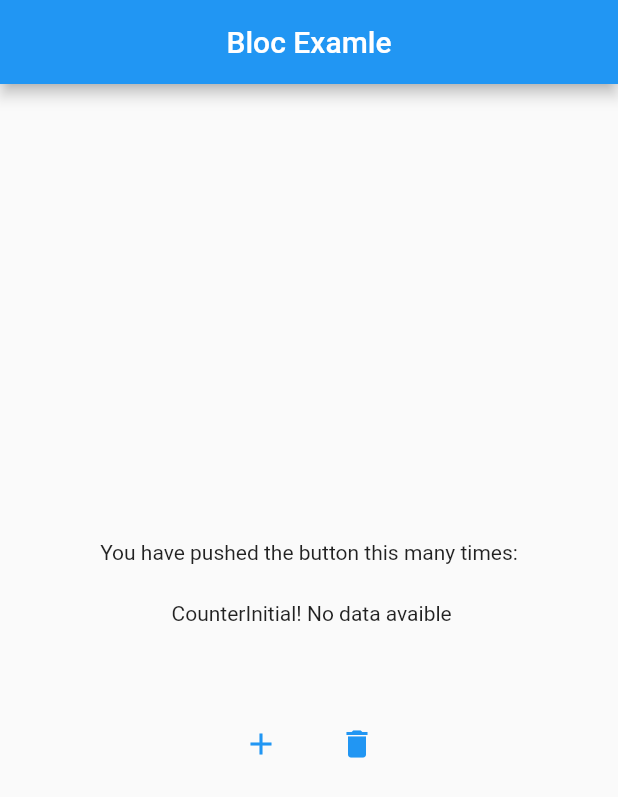
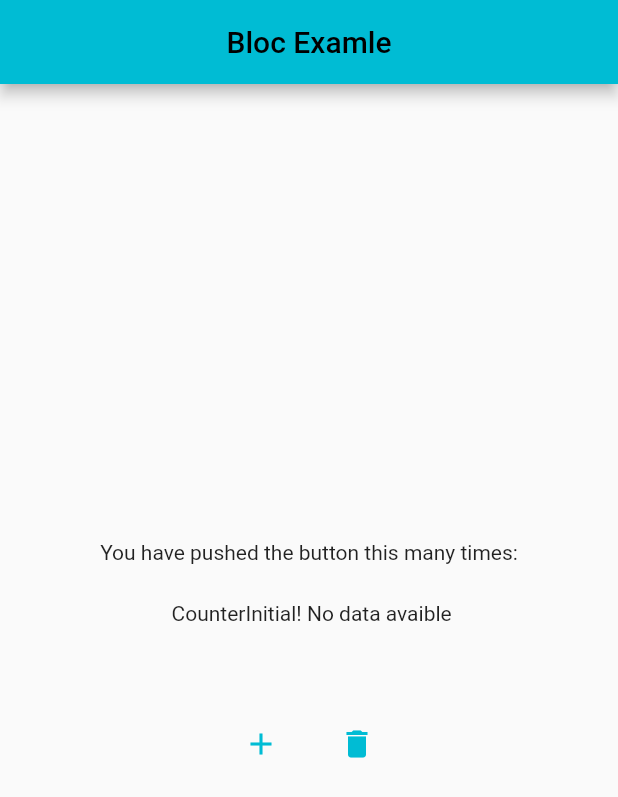
Before and after one commit to Romanbek/bloc_app, a Flutter app: the screen it shows after launch, on a phone screen of 412 x 824 dp. Shown: the top 797 px of the screen. Run offline on Flutter 3.47's test engine with Material 2 defaults, Android fonts, the phone set to English and light mode, and no system bars; our stand-ins replace bloc, flutter_bloc.

Commit message:
bloc finished

```diff
--- a/lib/main.dart
+++ b/lib/main.dart
@@ -1,7 +1,7 @@
 import 'package:bloc_app/bloc/counter_bloc.dart';
 import 'package:bloc_app/cubit/counter_cubit.dart';
 import 'package:bloc_app/pages/bloc_example_page.dart';
-import 'package:bloc_app/pages/my_home_pages.dart';
+
 import 'package:flutter/material.dart';
 import 'package:flutter_bloc/flutter_bloc.dart';
 
@@ -16,13 +16,13 @@ class MyApp extends StatelessWidget {
   @override
   Widget build(BuildContext context) {
     return MaterialApp(
+      debugShowCheckedModeBanner: false,
       title: 'Flutter Demo',
       theme: ThemeData(
-        // This is the theme of your application.
-        //
+          // This is the theme of your application.
+          //
 
-        primarySwatch: Colors.blue,
-      ),
+          primarySwatch: Colors.cyan),
       home: MultiBlocProvider(
         providers: [
           BlocProvider(
```
